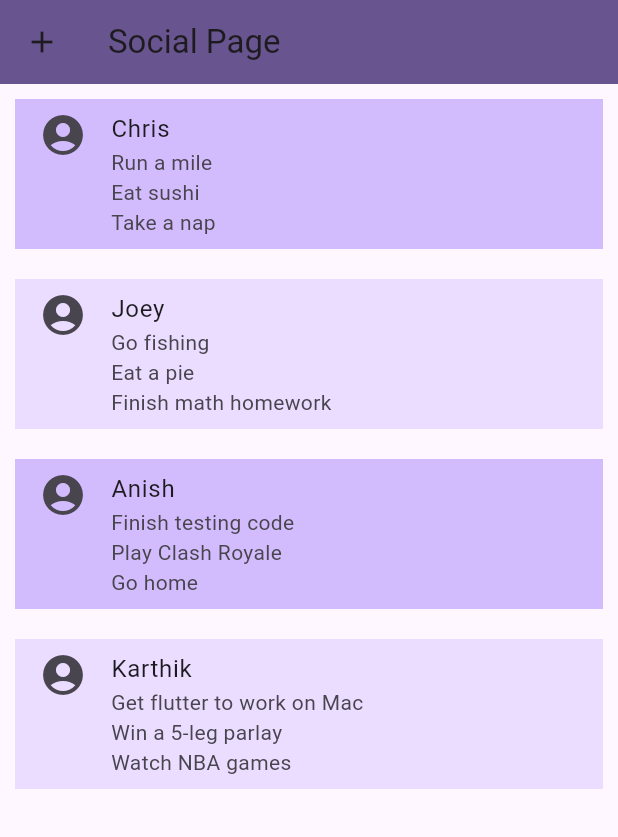
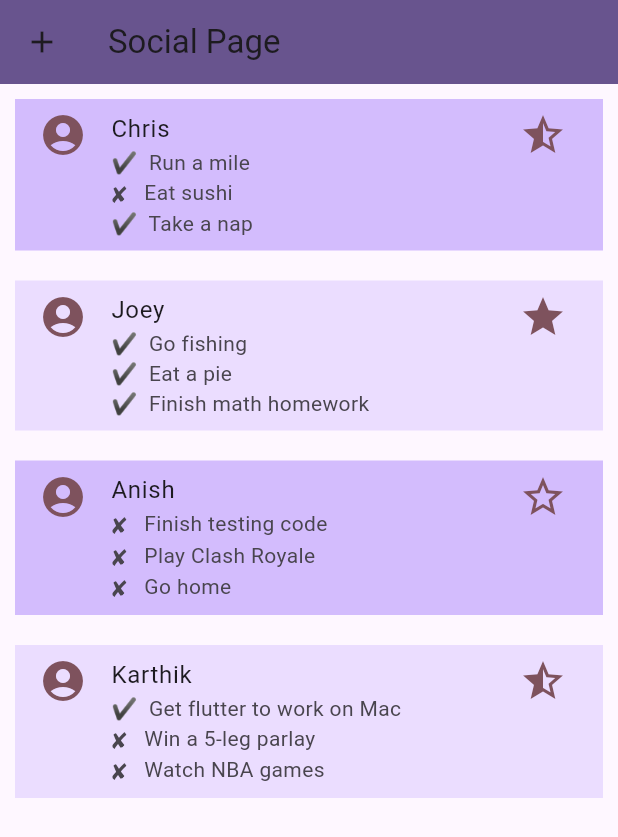
Before and after one commit to giuseppeb-816/check_it, a Flutter app: the MyStatefulWidget screen opened directly, on a phone screen of 412 x 824 dp. Shown: the top 837 px of the screen. Run offline on Flutter 3.47's test engine with Material 2 defaults, Android fonts, the phone set to English and light mode, and no system bars; our stand-ins replace firebase_auth, firebase_core; accounts and stored records are empty.

Commit message:
Update SocialPage.dart

```diff
--- a/lib/pages/SocialPage.dart
+++ b/lib/pages/SocialPage.dart
@@ -34,10 +34,10 @@ class _MyStatefulWidgetState extends State<MyStatefulWidget> {
   List<int> bottom = <int>[];
 
   List<List<String>> goals = [
-    ["Chris", "Run a mile", "Eat sushi", "Take a nap"],
-    ["Joey", "Go fishing", "Eat a pie", "Finish math homework"],
-    ["Anish", "Finish testing code", "Play Clash Royale", "Go home"],
-    ["Karthik", "Get flutter to work on Mac", "Win a 5-leg parlay", "Watch NBA games"]
+    ["Chris", "Run a mile", "true", "Eat sushi", "false", "Take a nap", "true"],
+    ["Joey", "Go fishing", "true", "Eat a pie", "true", "Finish math homework", "true"],
+    ["Anish", "Finish testing code", "false", "Play Clash Royale", "false", "Go home", "false"],
+    ["Karthik", "Get flutter to work on Mac", "true", "Win a 5-leg parlay", "false", "Watch NBA games", "false"]
   ];
 
   @override
@@ -70,13 +70,26 @@ class _MyStatefulWidgetState extends State<MyStatefulWidget> {
               return Padding (
                 padding: EdgeInsets.all(10),
                 child: ListTile(
-                  leading: const Icon(
+                  leading: Icon(
                       Icons.account_circle,
                     size: 32,
+                    color: theme.colorScheme.tertiary
+                  ),
+                  trailing: Icon(
+                      (goals[index][2] == "true" && goals[index][4] == "true" && goals[index][6] == "true") ?
+                      Icons.star_outlined : (goals[index][2] == "true" || goals[index][4] == "true" || goals[index][6] == "true") ?
+                      Icons.star_half_outlined : Icons.star_outline,
+                    size: 32,
+                    color: theme.colorScheme.tertiary
+
                   ),
                   tileColor: index % 2 == 0 ? theme.colorScheme.inversePrimary : theme.colorScheme.primaryContainer,
                   title: Text('${goals[index][0]}'),
-                  subtitle: Text("${goals[index][1]}\n${goals[index][2]}\n${goals[index][3]}"),
+                  subtitle: Text(
+                      "${goals[index][2] == "true" ? "✔ " : "✘  "} ${goals[index][1]}\n"
+                          + "${goals[index][4] == "true" ? "✔ " : "✘  "} ${goals[index][3]}\n"
+                          + "${goals[index][6] == "true" ? "✔ " : "✘  "} ${goals[index][5]}"
+                  ),
                   isThreeLine: true,
                 ),
               );
```
